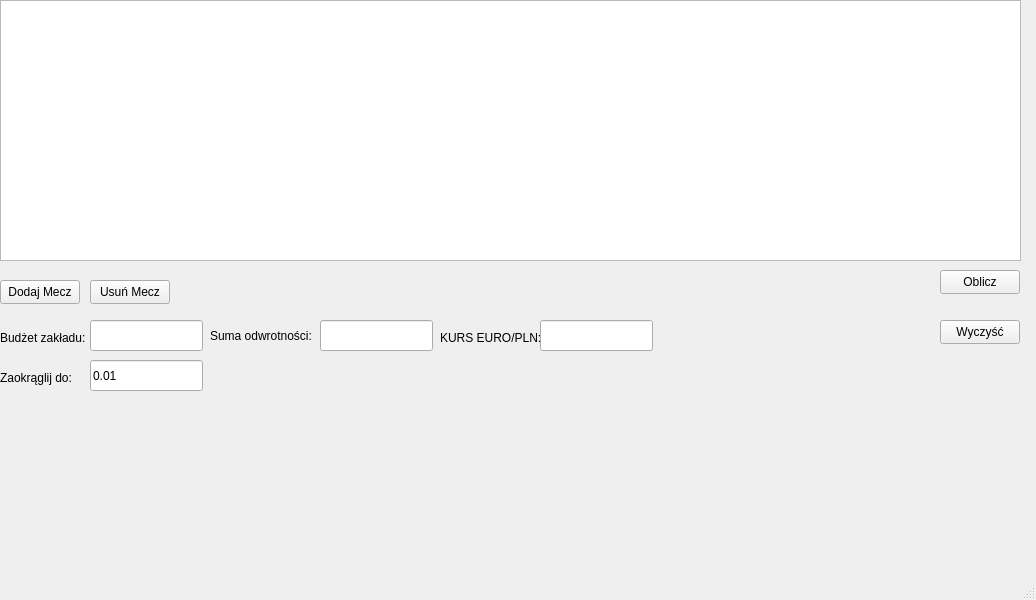
First picture: the form in mainwindow.ui, repository tutekxd123/SureBetsCalculator, before the edit.
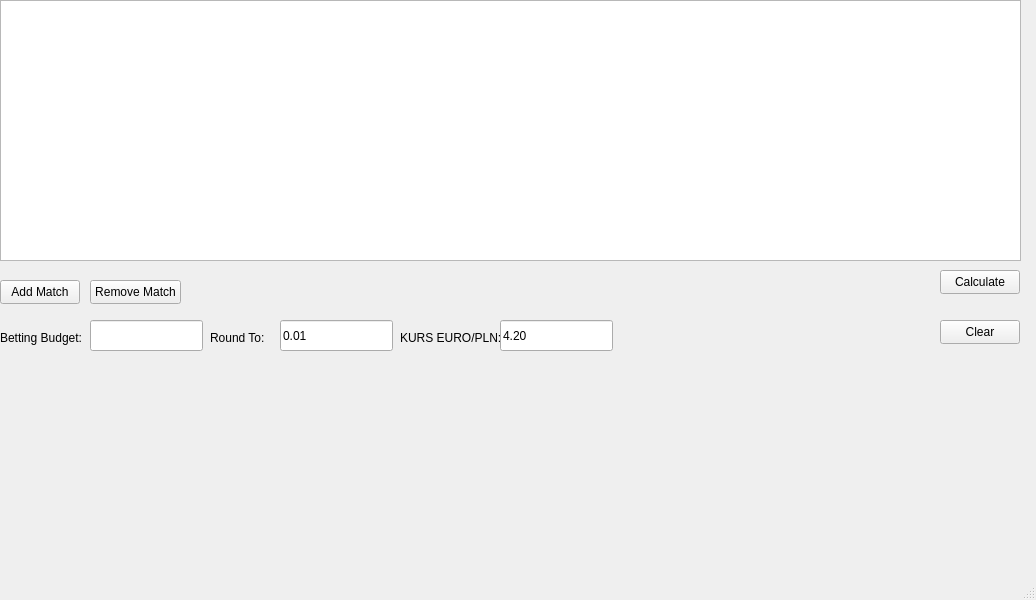
Second picture: the form after the edit.

Patch:
```diff
--- a/mainwindow.ui
+++ b/mainwindow.ui
@@ -52,7 +52,7 @@
      </rect>
     </property>
     <property name="text">
-     <string>Dodaj Mecz</string>
+     <string>Add Match</string>
     </property>
    </widget>
    <widget class="QPushButton" name="pushButton">
@@ -60,12 +60,12 @@
      <rect>
       <x>90</x>
       <y>280</y>
-      <width>80</width>
+      <width>91</width>
       <height>24</height>
      </rect>
     </property>
     <property name="text">
-     <string>Usuń Mecz</string>
+     <string>Remove Match</string>
     </property>
    </widget>
    <widget class="QLabel" name="label">
@@ -78,7 +78,7 @@
      </rect>
     </property>
     <property name="text">
-     <string>Budżet zakładu:</string>
+     <string>Betting Budget:</string>
     </property>
    </widget>
    <widget class="QPushButton" name="pushButton_2">
@@ -91,39 +91,13 @@
      </rect>
     </property>
     <property name="text">
-     <string>Oblicz</string>
-    </property>
-   </widget>
-   <widget class="QLabel" name="label_2">
-    <property name="geometry">
-     <rect>
-      <x>210</x>
-      <y>320</y>
-      <width>101</width>
-      <height>31</height>
-     </rect>
-    </property>
-    <property name="text">
-     <string>Suma odwrotności:</string>
-    </property>
-   </widget>
-   <widget class="QLineEdit" name="Sumaodwrotnosci">
-    <property name="geometry">
-     <rect>
-      <x>320</x>
-      <y>320</y>
-      <width>113</width>
-      <height>31</height>
-     </rect>
-    </property>
-    <property name="readOnly">
-     <bool>true</bool>
+     <string>Calculate</string>
     </property>
    </widget>
    <widget class="QLabel" name="label_3">
     <property name="geometry">
      <rect>
-      <x>440</x>
+      <x>400</x>
       <y>330</y>
       <width>101</width>
       <height>16</height>
@@ -136,12 +110,15 @@
    <widget class="QLineEdit" name="kurseur">
     <property name="geometry">
      <rect>
-      <x>540</x>
+      <x>500</x>
       <y>320</y>
       <width>113</width>
       <height>31</height>
      </rect>
     </property>
+    <property name="text">
+     <string>4.20</string>
+    </property>
    </widget>
    <widget class="QPushButton" name="wyczyscbutton">
     <property name="geometry">
@@ -153,20 +130,20 @@
      </rect>
     </property>
     <property name="text">
-     <string>Wyczyść</string>
+     <string>Clear</string>
     </property>
    </widget>
    <widget class="QLabel" name="label_4">
     <property name="geometry">
      <rect>
-      <x>0</x>
-      <y>370</y>
+      <x>210</x>
+      <y>330</y>
       <width>81</width>
       <height>16</height>
      </rect>
     </property>
     <property name="text">
-     <string>Zaokrąglij do:</string>
+     <string>Round To:</string>
     </property>
    </widget>
    <widget class="QLineEdit" name="BudzetInput">
@@ -182,8 +159,8 @@
    <widget class="QLineEdit" name="roundto">
     <property name="geometry">
      <rect>
-      <x>90</x>
-      <y>360</y>
+      <x>280</x>
+      <y>320</y>
       <width>113</width>
       <height>31</height>
      </rect>
```
